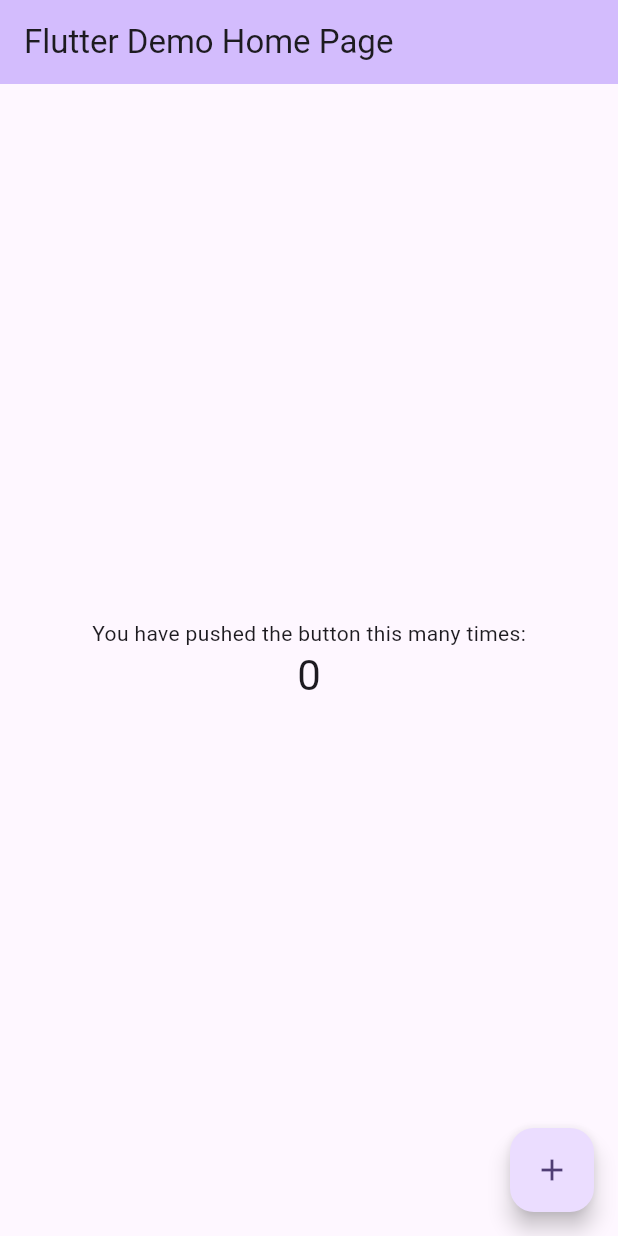
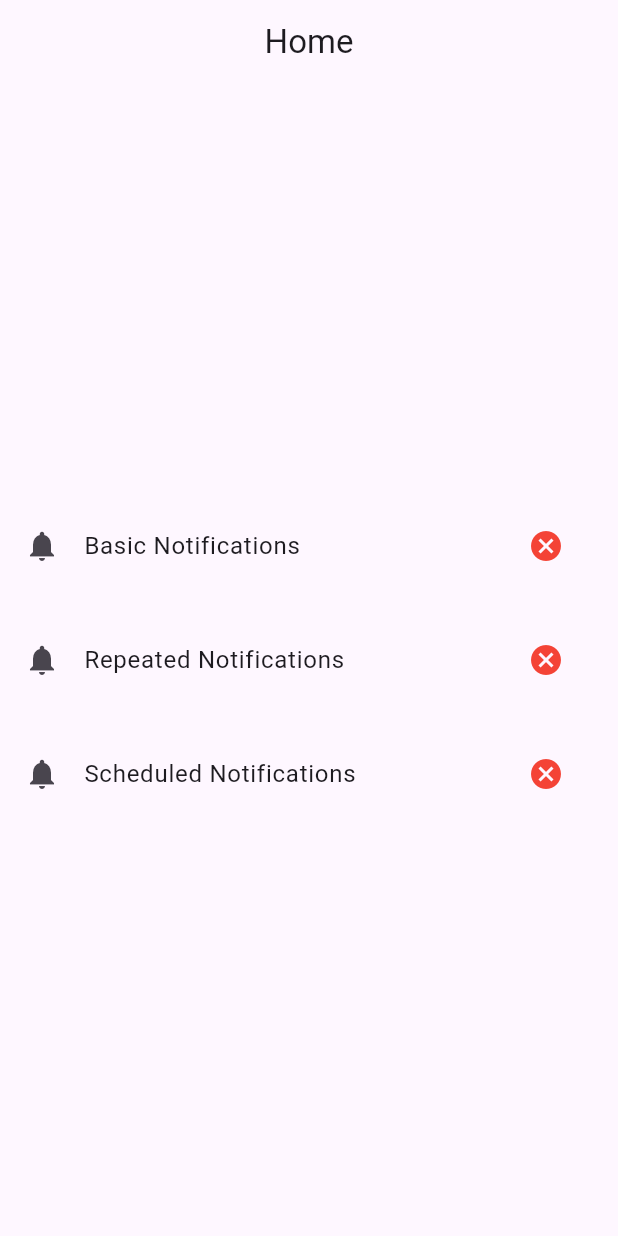
Before and after one commit to moataz399/flutter_local_notifications, a Flutter app: the screen it shows after launch, on a phone screen of 412 x 824 dp. Run offline on Flutter 3.47's test engine with Material 3 defaults, Android fonts, the phone set to English and light mode, and no system bars; our stand-ins replace flutter_local_notifications, flutter_timezone, timezone.

Commit message:
- added basic notifications - added repeated notifications - added scheduled notifications - cancel and cancel all notifications

```diff
--- /dev/null
+++ b/lib/home_screen.dart
@@ -0,0 +1,74 @@
+import 'package:flutter/material.dart';
+import 'package:flutter_local_notification/local_notifications_service.dart';
+
+class HomeScreen extends StatelessWidget {
+  const HomeScreen({super.key});
+
+  @override
+  Widget build(BuildContext context) {
+    return Scaffold(
+      appBar: AppBar(
+        title: const Text('Home'),
+        centerTitle: true,
+      ),
+      body: Column(
+        crossAxisAlignment: CrossAxisAlignment.center,
+        mainAxisAlignment: MainAxisAlignment.center,
+        children: [
+          ListTile(
+            onTap: () {
+              LocalNotificationsService.showBasicNotifications();
+            },
+            leading: const Icon(Icons.notifications),
+            title: const Text("Basic Notifications"),
+            trailing: IconButton(
+                onPressed: () {
+                  LocalNotificationsService.cancelNotifications(0);
+                },
+                icon: Icon(
+                  Icons.cancel,
+                  color: Colors.red,
+                ),),
+          ),
+          const SizedBox(
+            height: 20,
+          ),
+          ListTile(
+              onTap: () {
+                LocalNotificationsService.showRepeatedNotifications();
+              },
+              leading: const Icon(Icons.notifications),
+              title: const Text("Repeated Notifications"),
+              trailing: IconButton(
+                  onPressed: () {
+                    LocalNotificationsService.cancelNotifications(1);
+                  },
+                  icon: Icon(
+                    Icons.cancel,
+                    color: Colors.red,
+                  )),
+          ),
+
+          const SizedBox(
+            height: 20,
+          ),
+          ListTile(
+            onTap: () {
+              LocalNotificationsService.showScheduledNotifications();
+            },
+            leading: const Icon(Icons.notifications),
+            title: const Text("Scheduled Notifications"),
+            trailing: IconButton(
+                onPressed: () {
+                  LocalNotificationsService.cancelNotifications(1);
+                },
+                icon: Icon(
+                  Icons.cancel,
+                  color: Colors.red,
+                )),
+          ),
+        ],
+      ),
+    );
+  }
+}
--- a/lib/local_notifications_service.dart
+++ b/lib/local_notifications_service.dart
@@ -1,6 +1,89 @@
+import 'dart:developer';
 
-class LocalNotificationsService{
+import 'package:flutter_local_notifications/flutter_local_notifications.dart';
+import 'package:flutter_timezone/flutter_timezone.dart';
+import 'package:timezone/timezone.dart' as tz;
+import 'package:timezone/data/latest.dart' as tzz;
 
+class LocalNotificationsService {
+  static FlutterLocalNotificationsPlugin flutterLocalNotificationsPlugin =
+      FlutterLocalNotificationsPlugin();
 
+  static onBackGroundTap(NotificationResponse notificationResponse) {}
 
+  static onTap(NotificationResponse notificationResponse) {}
+
+  static Future init() async {
+    InitializationSettings settings = const InitializationSettings(
+        iOS: DarwinInitializationSettings(),
+        android: AndroidInitializationSettings("@mipmap/ic_launcher"));
+
+    await flutterLocalNotificationsPlugin.initialize(
+      settings,
+      onDidReceiveBackgroundNotificationResponse: onBackGroundTap,
+      onDidReceiveNotificationResponse: onTap,
+    );
+  }
+
+  static void showBasicNotifications() async {
+    NotificationDetails details = const NotificationDetails(
+        android: AndroidNotificationDetails(
+      ' id 1',
+      'basic notifications',
+      importance: Importance.max,
+      priority: Priority.high,
+    ));
+    flutterLocalNotificationsPlugin.show(
+        1, "basic Notifications", "basic", details);
+  }
+
+  static void showRepeatedNotifications() async {
+    NotificationDetails details = const NotificationDetails(
+        android: AndroidNotificationDetails(
+      ' id 2',
+      'repeated notifications',
+      importance: Importance.max,
+      priority: Priority.high,
+    ));
+    flutterLocalNotificationsPlugin.periodicallyShow(
+      2,
+      "Repeated Notifications",
+      "Repeated",
+      RepeatInterval.everyMinute,
+      details,
+    );
+  }
+
+  static void showScheduledNotifications() async {
+    NotificationDetails details = const NotificationDetails(
+        android: AndroidNotificationDetails(
+      ' id 3',
+      'Scheduled notifications',
+      importance: Importance.max,
+      priority: Priority.high,
+    ));
+
+    tzz.initializeTimeZones();
+    final String currentTimeZone = await FlutterTimezone.getLocalTimezone();
+    tz.setLocalLocation(tz.getLocation(currentTimeZone));
+    log(tz.local.name);
+    log("${tz.TZDateTime.now(tz.local).hour}");
+
+    await flutterLocalNotificationsPlugin.zonedSchedule(
+        3,
+        "Scheduled Notifications",
+        "Scheduled",
+        tz.TZDateTime(tz.local, 2024, 2, 13, 18, 37),
+        details,
+        uiLocalNotificationDateInterpretation:
+            UILocalNotificationDateInterpretation.absoluteTime);
+  }
+
+  static void cancelAllNotifications() async {
+    await flutterLocalNotificationsPlugin.cancelAll();
+  }
+
+  static void cancelNotifications(int id) async {
+    await flutterLocalNotificationsPlugin.cancel(id);
+  }
 }
--- a/lib/main.dart
+++ b/lib/main.dart
@@ -1,6 +1,13 @@
 import 'package:flutter/material.dart';
 
-void main() {
+import 'home_screen.dart';
+import 'local_notifications_service.dart';
+import 'package:timezone/data/latest.dart' as tz;
+
+void main() async {
+  WidgetsFlutterBinding.ensureInitialized();
+  await LocalNotificationsService.init();
+  tz.initializeTimeZones();
   runApp(const MyApp());
 }
 
@@ -15,7 +22,7 @@ class MyApp extends StatelessWidget {
         colorScheme: ColorScheme.fromSeed(seedColor: Colors.deepPurple),
         useMaterial3: true,
       ),
-      home: const MyHomePage(title: 'Flutter Demo Home Page'),
+      home: HomeScreen(),
     );
   }
 }
--- a/pubspec.yaml
+++ b/pubspec.yaml
@@ -36,6 +36,8 @@ dependencies:
   # Use with the CupertinoIcons class for iOS style icons.
   cupertino_icons: ^1.0.2
   flutter_local_notifications: ^16.3.2
+  timezone: ^0.9.2
+  flutter_timezone: ^1.0.8
 
 dev_dependencies:
   flutter_test:
```
Also changed, not shown: pubspec.lock, 1 other file.
